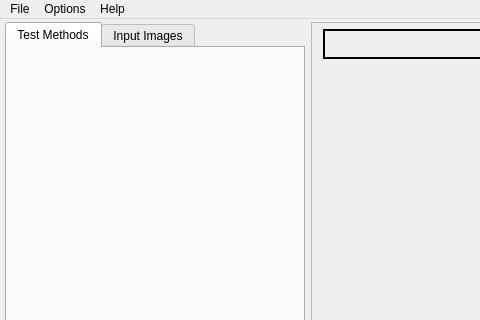
First picture: the form in Sichtprüfung/MainGui.ui, repository danielkos/IPRSichtpruefung, before the edit; both pictures show x 0 to 480 and y 0 to 320 of the 1200 by 1000 pixel window.
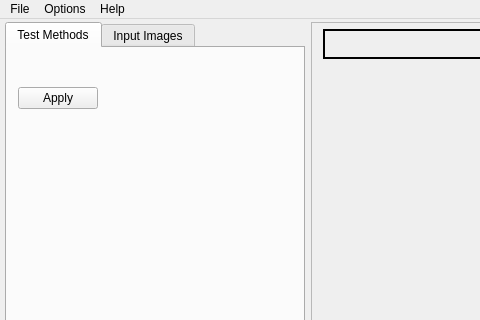
Second picture: the form after the edit. The open tabs and pages were chosen to show the change.

The edit to the form file:
```diff
--- a/Sichtprüfung/MainGui.ui
+++ b/Sichtprüfung/MainGui.ui
@@ -408,29 +408,42 @@
            <enum>Qt::Vertical</enum>
           </property>
           <property name="sizeType">
-           <enum>QSizePolicy::Expanding</enum>
+           <enum>QSizePolicy::Fixed</enum>
           </property>
           <property name="sizeHint" stdset="0">
            <size>
             <width>20</width>
-            <height>40</height>
+            <height>10</height>
            </size>
           </property>
          </spacer>
         </item>
         <item>
          <widget class="QDialogButtonBox" name="buttonBoxMethods">
-          <property name="layoutDirection">
-           <enum>Qt::LeftToRight</enum>
+          <property name="sizePolicy">
+           <sizepolicy hsizetype="Fixed" vsizetype="Fixed">
+            <horstretch>0</horstretch>
+            <verstretch>0</verstretch>
+           </sizepolicy>
           </property>
           <property name="standardButtons">
-           <set>QDialogButtonBox::NoButton</set>
-          </property>
-          <property name="centerButtons">
-           <bool>true</bool>
+           <set>QDialogButtonBox::Apply</set>
           </property>
          </widget>
         </item>
+        <item>
+         <spacer name="verticalSpacer_2">
+          <property name="orientation">
+           <enum>Qt::Vertical</enum>
+          </property>
+          <property name="sizeHint" stdset="0">
+           <size>
+            <width>20</width>
+            <height>40</height>
+           </size>
+          </property>
+         </spacer>
+        </item>
        </layout>
       </widget>
       <widget class="QWidget" name="tabInputImages">
```
Left out of the diff: 10 changed lines with no effect on the pictures.
